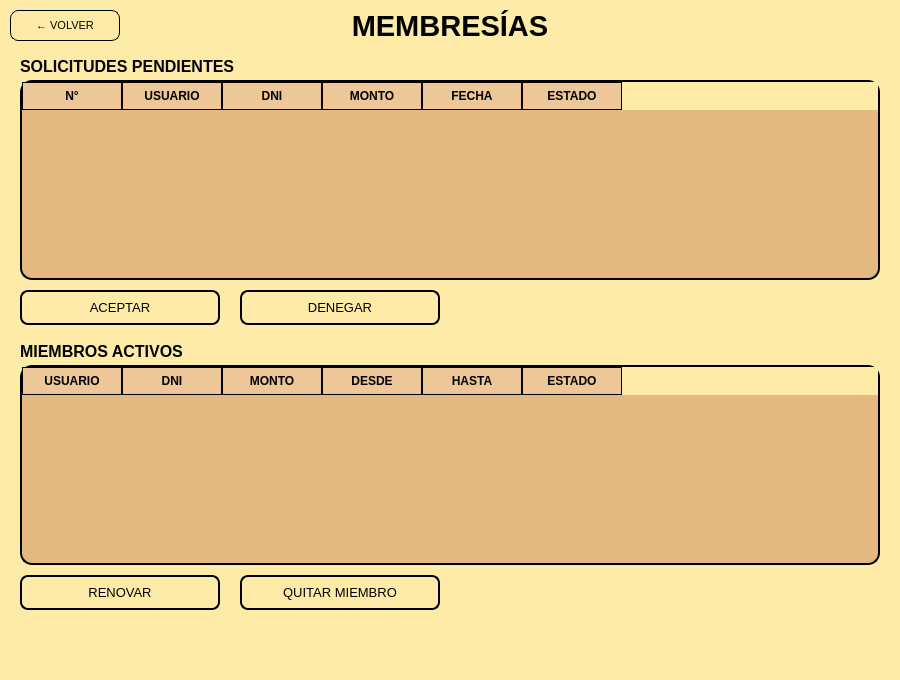
First picture: the form in BIBLIOTECA_PROY/assets/solicitudes.ui, repository mixano611/PROYECTO_PRG_POO_PY, before the edit.
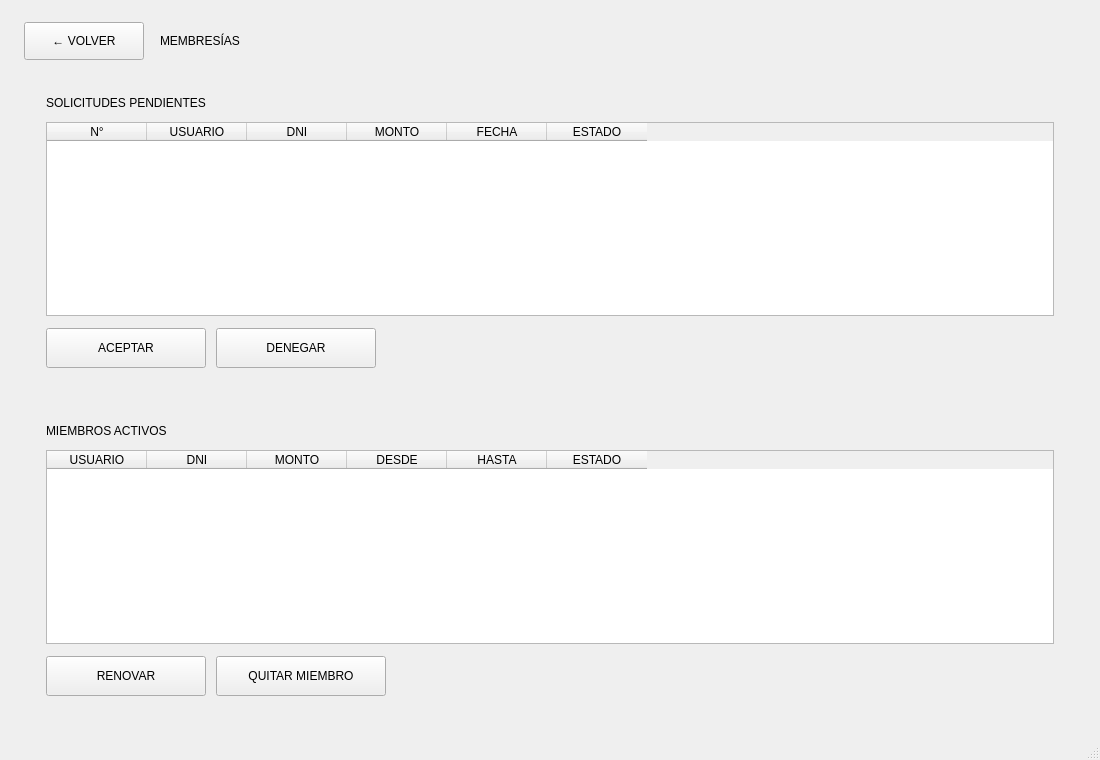
Second picture: the form after the edit.

```diff
--- a/BIBLIOTECA_PROY/assets/solicitudes.ui
+++ b/BIBLIOTECA_PROY/assets/solicitudes.ui
@@ -6,113 +6,117 @@
    <rect>
     <x>0</x>
     <y>0</y>
-    <width>900</width>
-    <height>680</height>
+    <width>1100</width>
+    <height>760</height>
    </rect>
   </property>
   <property name="windowTitle">
    <string>MainWindow</string>
   </property>
-  <property name="styleSheet">
-   <string notr="true">background-color: #FFEBA8</string>
-  </property>
   <widget class="QWidget" name="centralwidget">
+   <layout class="QVBoxLayout" name="layoutPrincipal">
+    <property name="leftMargin">
+     <number>24</number>
+    </property>
+    <property name="topMargin">
+     <number>22</number>
+    </property>
+    <property name="rightMargin">
+     <number>24</number>
+    </property>
+    <property name="bottomMargin">
+     <number>22</number>
+    </property>
+    <property name="spacing">
+     <number>16</number>
+    </property>
+    <item>
+     <layout class="QHBoxLayout" name="barraSuperior">
+      <item>
    <widget class="QPushButton" name="btnVolver">
-    <property name="geometry">
-     <rect>
-      <x>10</x>
-      <y>10</y>
-      <width>110</width>
-      <height>31</height>
-     </rect>
-    </property>
-    <property name="styleSheet">
-     <string notr="true">QPushButton{
-	border: 1px solid #000000;
-	border-radius: 8px;
-	background-color: #FFEBA8;
-	color: black;
-	font-size: 11px;
-	cursor: pointer;
-}
-QPushButton:hover {
-	background-color: #E3B881;
-	color: #000000;
-	border-color: #000000
-}</string>
+        <property name="minimumSize">
+         <size>
+          <width>120</width>
+          <height>38</height>
+         </size>
+        </property>
+        <property name="maximumSize">
+         <size>
+          <width>120</width>
+          <height>38</height>
+         </size>
     </property>
     <property name="text">
      <string>← VOLVER</string>
     </property>
    </widget>
+      </item>
+      <item>
    <widget class="QLabel" name="LblTitulo">
-    <property name="geometry">
-     <rect>
-      <x>250</x>
-      <y>10</y>
-      <width>400</width>
-      <height>31</height>
-     </rect>
-    </property>
-    <property name="font">
-     <font>
-      <pointsize>22</pointsize>
-      <weight>75</weight>
-      <bold>true</bold>
-     </font>
-    </property>
     <property name="text">
      <string>MEMBRESÍAS</string>
     </property>
-    <property name="alignment">
-     <set>Qt::AlignCenter</set>
-    </property>
-   </widget>
+       </widget>
+      </item>
+      <item>
+       <spacer name="espacioBarra">
+        <property name="orientation">
+         <enum>Qt::Horizontal</enum>
+        </property>
+        <property name="sizeHint" stdset="0">
+         <size>
+          <width>40</width>
+          <height>20</height>
+         </size>
+        </property>
+       </spacer>
+      </item>
+     </layout>
+    </item>
+    <item stretch="1">
+     <widget class="QFrame" name="cardSolicitudes">
+      <property name="frameShape">
+       <enum>QFrame::NoFrame</enum>
+      </property>
+      <property name="sombra" stdset="0">
+       <bool>true</bool>
+      </property>
+      <layout class="QVBoxLayout" name="layoutSolicitudes">
+       <property name="leftMargin">
+        <number>22</number>
+       </property>
+       <property name="topMargin">
+        <number>20</number>
+       </property>
+       <property name="rightMargin">
+        <number>22</number>
+       </property>
+       <property name="bottomMargin">
+        <number>20</number>
+       </property>
+       <property name="spacing">
+        <number>12</number>
+       </property>
+       <item>
    <widget class="QLabel" name="LblSolicitudes">
-    <property name="geometry">
-     <rect>
-      <x>20</x>
-      <y>55</y>
-      <width>500</width>
-      <height>22</height>
-     </rect>
-    </property>
-    <property name="font">
-     <font>
-      <pointsize>12</pointsize>
-      <weight>75</weight>
-      <bold>true</bold>
-     </font>
-    </property>
     <property name="text">
      <string>SOLICITUDES PENDIENTES</string>
     </property>
    </widget>
+       </item>
+       <item>
    <widget class="QTableWidget" name="tableSolicitudes">
-    <property name="geometry">
-     <rect>
-      <x>20</x>
-      <y>80</y>
-      <width>860</width>
-      <height>200</height>
-     </rect>
-    </property>
-    <property name="styleSheet">
-     <string notr="true">QTableWidget{
-	border: 2px solid #000000;
-	border-radius: 12px;
-	background-color: #E3B881;
-	color: black;
-	font-size: 12px;
-	gridline-color: #8E7CC3;
-}
-QHeaderView::section{
-	background-color: #EDC798;
-	color: black;
-	border: 1px solid #000000;
-	padding: 4px;
-	font-weight: bold;
-}</string>
+         <property name="minimumSize">
+          <size>
+           <width>0</width>
+           <height>150</height>
+          </size>
+         </property>
+         <property name="sizePolicy">
+          <sizepolicy hsizetype="Expanding" vsizetype="Expanding">
+           <horstretch>1</horstretch>
+           <verstretch>1</verstretch>
+          </sizepolicy>
     </property>
     <column>
      <property name="text">
@@ -145,111 +149,100 @@
      </property>
     </column>
    </widget>
+       </item>
+       <item>
+        <layout class="QHBoxLayout" name="accionesSolicitudes">
+         <property name="spacing">
+          <number>10</number>
+         </property>
+         <item>
    <widget class="QPushButton" name="btnAceptar">
-    <property name="geometry">
-     <rect>
-      <x>20</x>
-      <y>290</y>
-      <width>200</width>
-      <height>35</height>
-     </rect>
-    </property>
-    <property name="styleSheet">
-     <string notr="true">QPushButton{
-	border: 2px solid #000000;
-	border-radius: 8px;
-	background-color: #FFEBA8;
-	color: black;
-	font-size: 13px;
-	cursor: pointer;
-}
-QPushButton:hover {
-	background-color: #E3B881;
-}
-QPushButton:disabled {
-	color: #6b6b6b;
-	background-color: #a99bc9;
-}</string>
+           <property name="minimumSize">
+            <size>
+             <width>160</width>
+             <height>40</height>
+            </size>
     </property>
     <property name="text">
      <string>ACEPTAR</string>
     </property>
    </widget>
+         </item>
+         <item>
    <widget class="QPushButton" name="btnDenegar">
-    <property name="geometry">
-     <rect>
-      <x>240</x>
-      <y>290</y>
-      <width>200</width>
-      <height>35</height>
-     </rect>
-    </property>
-    <property name="styleSheet">
-     <string notr="true">QPushButton{
-	border: 2px solid #000000;
-	border-radius: 8px;
-	background-color: #FFEBA8;
-	color: black;
-	font-size: 13px;
-	cursor: pointer;
-}
-QPushButton:hover {
-	background-color: #E3B881;
-}
-QPushButton:disabled {
-	color: #6b6b6b;
-	background-color: #a99bc9;
-}</string>
+           <property name="minimumSize">
+            <size>
+             <width>160</width>
+             <height>40</height>
+            </size>
     </property>
     <property name="text">
      <string>DENEGAR</string>
     </property>
    </widget>
+         </item>
+         <item>
+          <spacer name="espacioAccionesSolicitudes">
+           <property name="orientation">
+            <enum>Qt::Horizontal</enum>
+           </property>
+           <property name="sizeHint" stdset="0">
+            <size>
+             <width>40</width>
+             <height>20</height>
+            </size>
+           </property>
+          </spacer>
+         </item>
+        </layout>
+       </item>
+      </layout>
+     </widget>
+    </item>
+    <item stretch="1">
+     <widget class="QFrame" name="cardMiembros">
+      <property name="frameShape">
+       <enum>QFrame::NoFrame</enum>
+      </property>
+      <property name="sombra" stdset="0">
+       <bool>true</bool>
+      </property>
+      <layout class="QVBoxLayout" name="layoutMiembros">
+       <property name="leftMargin">
+        <number>22</number>
+       </property>
+       <property name="topMargin">
+        <number>20</number>
+       </property>
+       <property name="rightMargin">
+        <number>22</number>
+       </property>
+       <property name="bottomMargin">
+        <number>20</number>
+       </property>
+       <property name="spacing">
+        <number>12</number>
+       </property>
+       <item>
    <widget class="QLabel" name="LblMiembros">
-    <property name="geometry">
-     <rect>
-      <x>20</x>
-      <y>340</y>
-      <width>500</width>
-      <height>22</height>
-     </rect>
-    </property>
-    <property name="font">
-     <font>
-      <pointsize>12</pointsize>
-      <weight>75</weight>
-      <bold>true</bold>
-     </font>
-    </property>
     <property name="text">
      <string>MIEMBROS ACTIVOS</string>
     </property>
    </widget>
+       </item>
+       <item>
    <widget class="QTableWidget" name="tableMiembros">
-    <property name="geometry">
-     <rect>
-      <x>20</x>
-      <y>365</y>
-      <width>860</width>
-      <height>200</height>
-     </rect>
-    </property>
-    <property name="styleSheet">
-     <string notr="true">QTableWidget{
-	border: 2px solid #000000;
-	border-radius: 12px;
-	background-color: #E3B881;
-	color: black;
-	font-size: 12px;
-	gridline-color: #8E7CC3;
-}
-QHeaderView::section{
-	background-color: #EDC798;
-	color: black;
-	border: 1px solid #000000;
-	padding: 4px;
-	font-weight: bold;
-}</string>
+         <property name="minimumSize">
+          <size>
+           <width>0</width>
+           <height>150</height>
+          </size>
+         </property>
+         <property name="sizePolicy">
+          <sizepolicy hsizetype="Expanding" vsizetype="Expanding">
+           <horstretch>1</horstretch>
+           <verstretch>1</verstretch>
+          </sizepolicy>
     </property>
     <column>
      <property name="text">
@@ -282,66 +275,57 @@
      </property>
     </column>
    </widget>
+       </item>
+       <item>
+        <layout class="QHBoxLayout" name="accionesMiembros">
+         <property name="spacing">
+          <number>10</number>
+         </property>
+         <item>
    <widget class="QPushButton" name="btnRenovar">
-    <property name="geometry">
-     <rect>
-      <x>20</x>
-      <y>575</y>
-      <width>200</width>
-      <height>35</height>
-     </rect>
-    </property>
-    <property name="styleSheet">
-     <string notr="true">QPushButton{
-	border: 2px solid #000000;
-	border-radius: 8px;
-	background-color: #FFEBA8;
-	color: black;
-	font-size: 13px;
-	cursor: pointer;
-}
-QPushButton:hover {
-	background-color: #E3B881;
-}
-QPushButton:disabled {
-	color: #6b6b6b;
-	background-color: #a99bc9;
-}</string>
+           <property name="minimumSize">
+            <size>
+             <width>160</width>
+             <height>40</height>
+            </size>
     </property>
     <property name="text">
      <string>RENOVAR</string>
     </property>
    </widget>
+         </item>
+         <item>
    <widget class="QPushButton" name="btnQuitar">
-    <property name="geometry">
-     <rect>
-      <x>240</x>
-      <y>575</y>
-      <width>200</width>
-      <height>35</height>
-     </rect>
-    </property>
-    <property name="styleSheet">
-     <string notr="true">QPushButton{
-	border: 2px solid #000000;
-	border-radius: 8px;
-	background-color: #FFEBA8;
-	color: black;
-	font-size: 13px;
-	cursor: pointer;
-}
-QPushButton:hover {
-	background-color: #E3B881;
-}
-QPushButton:disabled {
-	color: #6b6b6b;
-	background-color: #a99bc9;
-}</string>
+           <property name="minimumSize">
+            <size>
+             <width>170</width>
+             <height>40</height>
+            </size>
     </property>
     <property name="text">
      <string>QUITAR MIEMBRO</string>
     </property>
    </widget>
+         </item>
+         <item>
+          <spacer name="espacioAccionesMiembros">
+           <property name="orientation">
+            <enum>Qt::Horizontal</enum>
+           </property>
+           <property name="sizeHint" stdset="0">
+            <size>
+             <width>40</width>
+             <height>20</height>
+            </size>
+           </property>
+          </spacer>
+         </item>
+        </layout>
+       </item>
+      </layout>
+     </widget>
+    </item>
+   </layout>
   </widget>
   <widget class="QMenuBar" name="menubar">
    <property name="geometry">
```
Left out of the diff: 2 changed lines with no effect on the pictures. Lines whose indentation alone changed are shown as unchanged.
